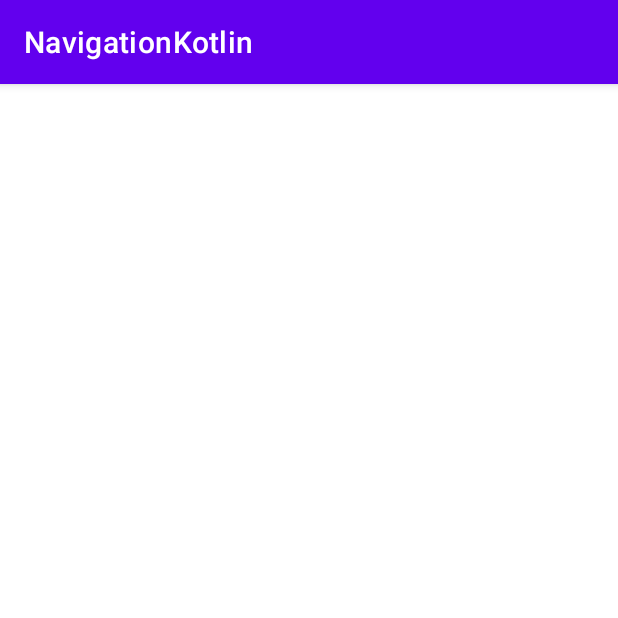
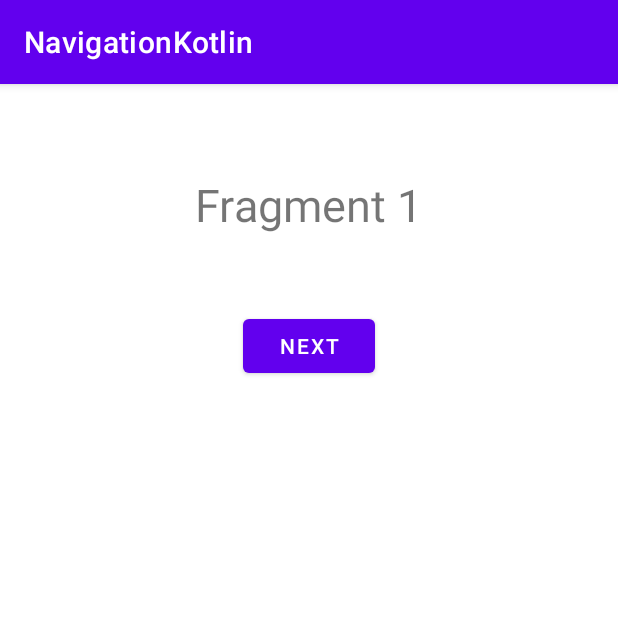
Before and after one commit to saglamorhan61/NavigationKotlin, an Android app: the screen it shows after launch (MainActivity), on a phone screen of 412 x 824 dp, the top half of it. Run offline under Robolectric (Android 15) with nearby library versions, the phone set to English and light mode, and no system bars.

Commit message:
Grafikler olusturuldu

```diff
--- a/app/src/main/res/layout/activity_main.xml
+++ b/app/src/main/res/layout/activity_main.xml
@@ -4,4 +4,17 @@
     xmlns:tools="http://schemas.android.com/tools"
     android:layout_width="match_parent"
     android:layout_height="match_parent"
-    tools:context=".MainActivity"/>
+    tools:context=".MainActivity">
+
+    <fragment
+        android:id="@+id/fragment"
+        android:name="androidx.navigation.fragment.NavHostFragment"
+        android:layout_width="0dp"
+        android:layout_height="0dp"
+        app:defaultNavHost="true"
+        app:layout_constraintBottom_toBottomOf="parent"
+        app:layout_constraintEnd_toEndOf="parent"
+        app:layout_constraintStart_toStartOf="parent"
+        app:layout_constraintTop_toTopOf="parent"
+        app:navGraph="@navigation/navigation_graph" />
+</androidx.constraintlayout.widget.ConstraintLayout>
--- /dev/null
+++ b/app/src/main/res/navigation/navigation_graph.xml
@@ -0,0 +1,26 @@
+<?xml version="1.0" encoding="utf-8"?>
+<navigation xmlns:android="http://schemas.android.com/apk/res/android"
+    xmlns:app="http://schemas.android.com/apk/res-auto"
+    xmlns:tools="http://schemas.android.com/tools"
+    android:id="@+id/navigation_graph"
+    app:startDestination="@id/firstFragment">
+
+    <fragment
+        android:id="@+id/firstFragment"
+        android:name="com.saglamorhan.navigationkotlin.FirstFragment"
+        android:label="fragment_first"
+        tools:layout="@layout/fragment_first" >
+        <action
+            android:id="@+id/action_firstFragment_to_secondFragment"
+            app:destination="@id/secondFragment" />
+    </fragment>
+    <fragment
+        android:id="@+id/secondFragment"
+        android:name="com.saglamorhan.navigationkotlin.SecondFragment"
+        android:label="fragment_second"
+        tools:layout="@layout/fragment_second" >
+        <action
+            android:id="@+id/action_secondFragment_to_firstFragment"
+            app:destination="@id/firstFragment" />
+    </fragment>
+</navigation>
```
